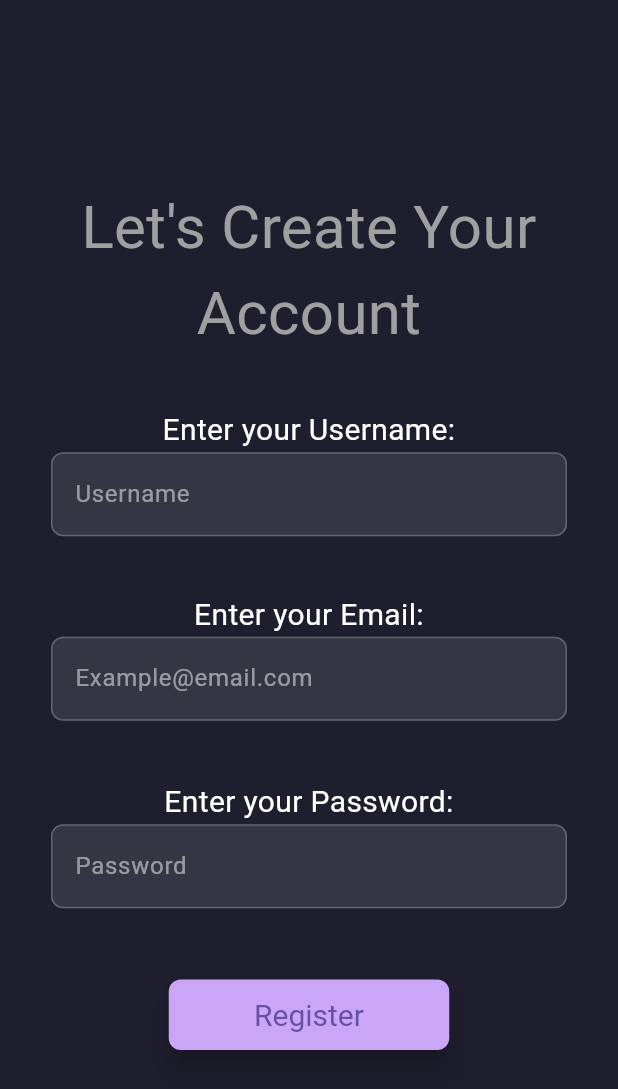
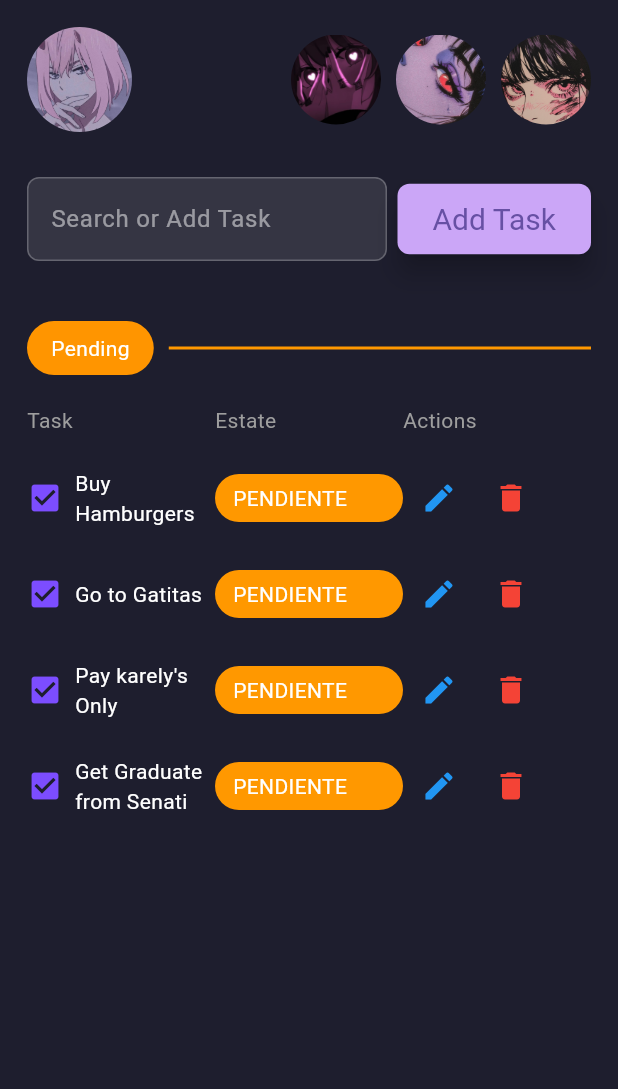
Before and after one commit to Arelennee/To_Do_Flutter, a Flutter app: the RegisterPage screen opened directly, after a tap on "Register", on a phone screen of 412 x 824 dp. Shown: the top 1089 px of the screen. Run offline on Flutter 3.47's test engine with Material 3 defaults, Android fonts, the phone set to English and light mode, and no system bars.

Commit message:
feat: add main interface and some details

```diff
--- a/lib/screens/login_screen.dart
+++ b/lib/screens/login_screen.dart
@@ -1,4 +1,5 @@
 import 'package:flutter/material.dart';
+import 'main_interface.dart';
 
 class LoginPage extends StatelessWidget {
   const LoginPage({super.key});
@@ -99,7 +100,10 @@ class LoginPage extends StatelessWidget {
             SizedBox(height: 10),
             ElevatedButton(
               onPressed: () {
-                // TODO: Implement login logic here
+                Navigator.push(
+                  context,
+                  MaterialPageRoute(builder: (context) => MainInterface()),
+                );
               },
               style: ElevatedButton.styleFrom(
                 backgroundColor: Color(0xFFCBA6F7),
--- /dev/null
+++ b/lib/screens/main_interface.dart
@@ -0,0 +1,109 @@
+import 'package:flutter/material.dart';
+import '../widgets/task_list_section.dart';
+
+class MainInterface extends StatelessWidget {
+  const MainInterface({super.key});
+
+  @override
+  Widget build(BuildContext context) {
+    final tareas = [
+      'Buy Hamburgers',
+      'Go to Gatitas',
+      "Pay karely's Only",
+      'Get Graduate from Senati',
+    ];
+
+    return Scaffold(
+      backgroundColor: Color(0xff1e1e2e),
+      body: SafeArea(
+        child: SingleChildScrollView(
+          padding: EdgeInsets.all(18),
+          child: Column(
+            crossAxisAlignment: CrossAxisAlignment.start,
+            children: [
+              // TOP BAR
+              Row(
+                mainAxisAlignment: MainAxisAlignment.spaceBetween,
+                children: [
+                  ClipRRect(
+                    borderRadius: BorderRadius.circular(90),
+                    child: Image.asset(
+                      'assets/images/profile.jpg',
+                      width: 70,
+                      height: 70,
+                    ),
+                  ),
+                  Row(
+                    children: [
+                      for (var icon in ['icon1.jpg', 'icon2.jpg', 'icon3.jpg'])
+                        Padding(
+                          padding: const EdgeInsets.only(left: 10),
+                          child: ClipRRect(
+                            borderRadius: BorderRadius.circular(90),
+                            child: Image.asset(
+                              'assets/icons/$icon',
+                              width: 60,
+                              height: 60,
+                            ),
+                          ),
+                        ),
+                    ],
+                  ),
+                ],
+              ),
+              SizedBox(height: 30),
+              Row(
+                children: [
+                  Expanded(
+                    child: TextField(
+                      decoration: InputDecoration(
+                        labelText: 'Search or Add Task',
+                        labelStyle: TextStyle(
+                          color: Colors.white.withAlpha(128),
+                        ),
+                        focusedBorder: OutlineInputBorder(
+                          borderSide: BorderSide(
+                            color: Colors.purpleAccent,
+                            width: 1.3,
+                          ),
+                          borderRadius: BorderRadius.circular(8),
+                        ),
+                        enabledBorder: OutlineInputBorder(
+                          borderSide: BorderSide(color: Colors.white24),
+                          borderRadius: BorderRadius.circular(8),
+                        ),
+                        fillColor: Colors.white10,
+                        filled: true,
+                      ),
+                    ),
+                  ),
+                  SizedBox(width: 7),
+                  ElevatedButton(
+                    onPressed: () {},
+                    style: ElevatedButton.styleFrom(
+                      backgroundColor: Color(0xFFCBA6F7),
+                      elevation: 7,
+                      shadowColor: Colors.black,
+                      padding: EdgeInsets.all(12),
+                      minimumSize: Size(129, 40),
+                      shape: RoundedRectangleBorder(
+                        borderRadius: BorderRadius.circular(8),
+                      ),
+                      textStyle: TextStyle(fontSize: 20),
+                    ),
+                    child: Text('Add Task'),
+                  ),
+                ],
+              ),
+
+              SizedBox(height: 40),
+
+              // TASK LIST SECTION
+              TaskListSection(tasks: tareas),
+            ],
+          ),
+        ),
+      ),
+    );
+  }
+}
--- a/lib/screens/register_screen.dart
+++ b/lib/screens/register_screen.dart
@@ -1,4 +1,5 @@
 import 'package:flutter/material.dart';
+import 'main_interface.dart';
 
 class RegisterPage extends StatelessWidget {
   const RegisterPage({super.key});
@@ -133,7 +134,10 @@ class RegisterPage extends StatelessWidget {
             SizedBox(height: 10),
             ElevatedButton(
               onPressed: () {
-                // TODO: Implement login logic here
+                Navigator.push(
+                  context,
+                  MaterialPageRoute(builder: (context) => MainInterface()),
+                );
               },
               style: ElevatedButton.styleFrom(
                 backgroundColor: Color(0xFFCBA6F7),
--- /dev/null
+++ b/lib/widgets/column_headers.dart
@@ -0,0 +1,19 @@
+import 'package:flutter/material.dart';
+
+class ColumnHeaders extends StatelessWidget {
+  const ColumnHeaders({super.key});
+
+  @override
+  Widget build(BuildContext context) {
+    return Row(
+      mainAxisAlignment: MainAxisAlignment.spaceBetween,
+      children: const [
+        Expanded(child: Text('TAREA', style: TextStyle(color: Colors.white))),
+        Expanded(child: Text('ESTADO', style: TextStyle(color: Colors.white))),
+        Expanded(
+          child: Text('ACCIONES', style: TextStyle(color: Colors.white)),
+        ),
+      ],
+    );
+  }
+}
--- /dev/null
+++ b/lib/widgets/header_tab.dart
@@ -0,0 +1,24 @@
+import 'package:flutter/material.dart';
+
+class HeaderTab extends StatelessWidget {
+  const HeaderTab({super.key});
+
+  @override
+  Widget build(BuildContext context) {
+    return Row(
+      children: [
+        Container(
+          padding: EdgeInsets.symmetric(horizontal: 16, vertical: 8),
+          decoration: BoxDecoration(
+            color: Colors.orange,
+            borderRadius: BorderRadius.circular(20),
+          ),
+          child: Text('PENDIENTE', style: TextStyle(color: Colors.white)),
+        ),
+        Expanded(
+          child: Divider(color: Colors.orange, thickness: 2, indent: 10),
+        ),
+      ],
+    );
+  }
+}
--- /dev/null
+++ b/lib/widgets/task_list_section.dart
@@ -0,0 +1,49 @@
+import 'package:flutter/cupertino.dart';
+import 'package:flutter/material.dart';
+import 'task_row.dart';
+
+class TaskListSection extends StatelessWidget {
+  final List<String> tasks;
+
+  const TaskListSection({super.key, required this.tasks});
+
+  @override
+  Widget build(BuildContext context) {
+    return Column(
+      children: [
+        Row(
+          children: [
+            Container(
+              padding: EdgeInsets.symmetric(horizontal: 16, vertical: 8),
+              decoration: BoxDecoration(
+                color: CupertinoColors.activeOrange,
+                borderRadius: BorderRadius.circular(20),
+              ),
+              child: Text('Pending', style: TextStyle(color: Colors.white)),
+            ),
+            Expanded(
+              child: Divider(color: Colors.orange, thickness: 2, indent: 10),
+            ),
+          ],
+        ),
+        SizedBox(height: 20),
+
+        Row(
+          mainAxisAlignment: MainAxisAlignment.spaceBetween,
+          children: const [
+            Expanded(child: Text('Task', style: TextStyle(color: Colors.grey))),
+            Expanded(
+              child: Text('Estate', style: TextStyle(color: Colors.grey)),
+            ),
+            Expanded(
+              child: Text('Actions', style: TextStyle(color: Colors.grey)),
+            ),
+          ],
+        ),
+        SizedBox(height: 10),
+
+        ...tasks.map((task) => TaskRow(task: task)).toList(),
+      ],
+    );
+  }
+}
--- /dev/null
+++ b/lib/widgets/task_row.dart
@@ -0,0 +1,60 @@
+import 'package:flutter/material.dart';
+
+class TaskRow extends StatelessWidget {
+  final String task;
+
+  const TaskRow({super.key, required this.task});
+
+  @override
+  Widget build(BuildContext context) {
+    return Padding(
+      padding: const EdgeInsets.symmetric(vertical: 8),
+      child: Row(
+        children: [
+          // TAREA
+          Expanded(
+            child: Row(
+              children: [
+                Icon(Icons.check_box, color: Colors.deepPurpleAccent),
+                SizedBox(width: 8),
+                Expanded(
+                  child: Text(
+                    task,
+                    style: TextStyle(color: Colors.white, fontSize: 14),
+                  ),
+                ),
+              ],
+            ),
+          ),
+          // ESTADO
+          Expanded(
+            child: Container(
+              padding: EdgeInsets.symmetric(horizontal: 12, vertical: 6),
+              decoration: BoxDecoration(
+                color: Colors.orange,
+                borderRadius: BorderRadius.circular(20),
+              ),
+              child: Text('PENDIENTE', style: TextStyle(color: Colors.white)),
+            ),
+          ),
+          // ACCIONES
+          Expanded(
+            child: Row(
+              mainAxisAlignment: MainAxisAlignment.start,
+              children: [
+                IconButton(
+                  icon: Icon(Icons.edit, color: Colors.blue),
+                  onPressed: () {},
+                ),
+                IconButton(
+                  icon: Icon(Icons.delete, color: Colors.red),
+                  onPressed: () {},
+                ),
+              ],
+            ),
+          ),
+        ],
+      ),
+    );
+  }
+}
--- a/pubspec.yaml
+++ b/pubspec.yaml
@@ -52,6 +52,12 @@ dev_dependencies:
 
 # The following section is specific to Flutter packages.
 flutter:
+  assets:
+    - assets/images/
+    - assets/icons/
+    # Example: Uncomment and add specific asset files if needed
+    # - assets/images/logo.png
+    # - assets/data/sample.json
   # The following line ensures that the Material Icons font is
   # included with your application, so that you can use the icons in
   # the material Icons class.
```
Also changed, not shown: assets/icons/icon1.jpg (added), assets/icons/icon2.jpg (added), assets/icons/icon3.jpg (added), assets/images/profile.jpg (added).
